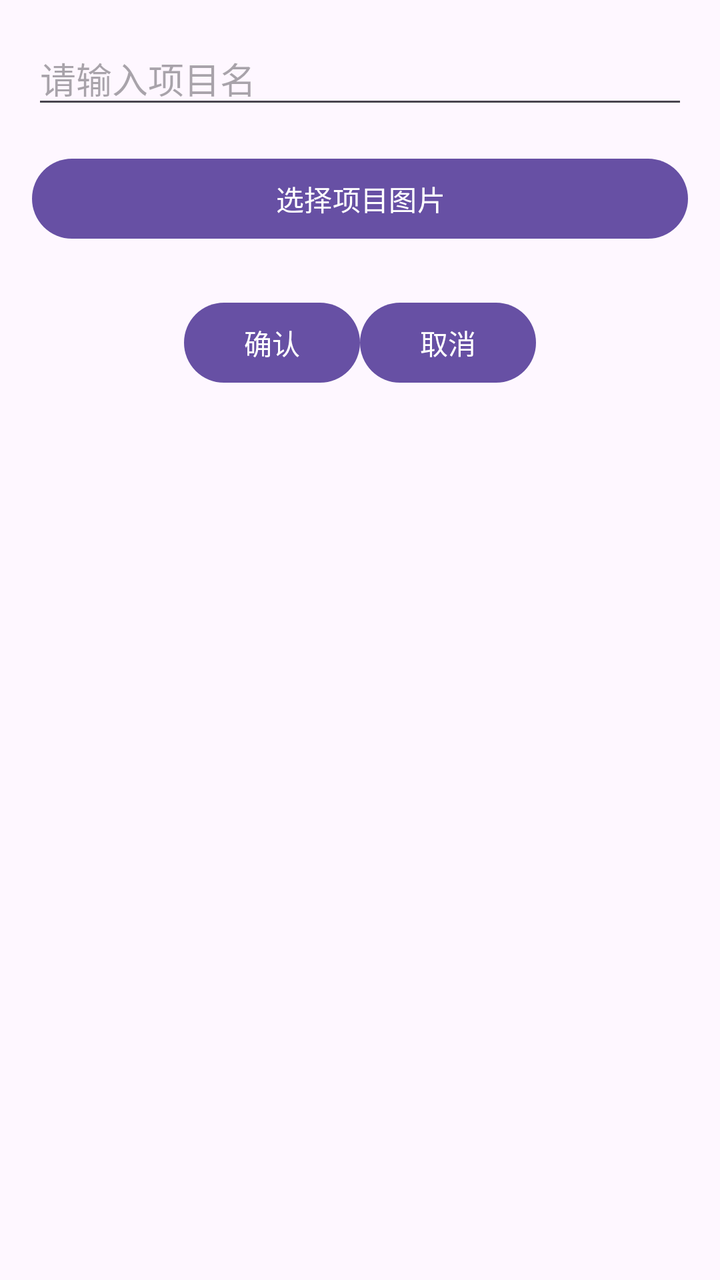
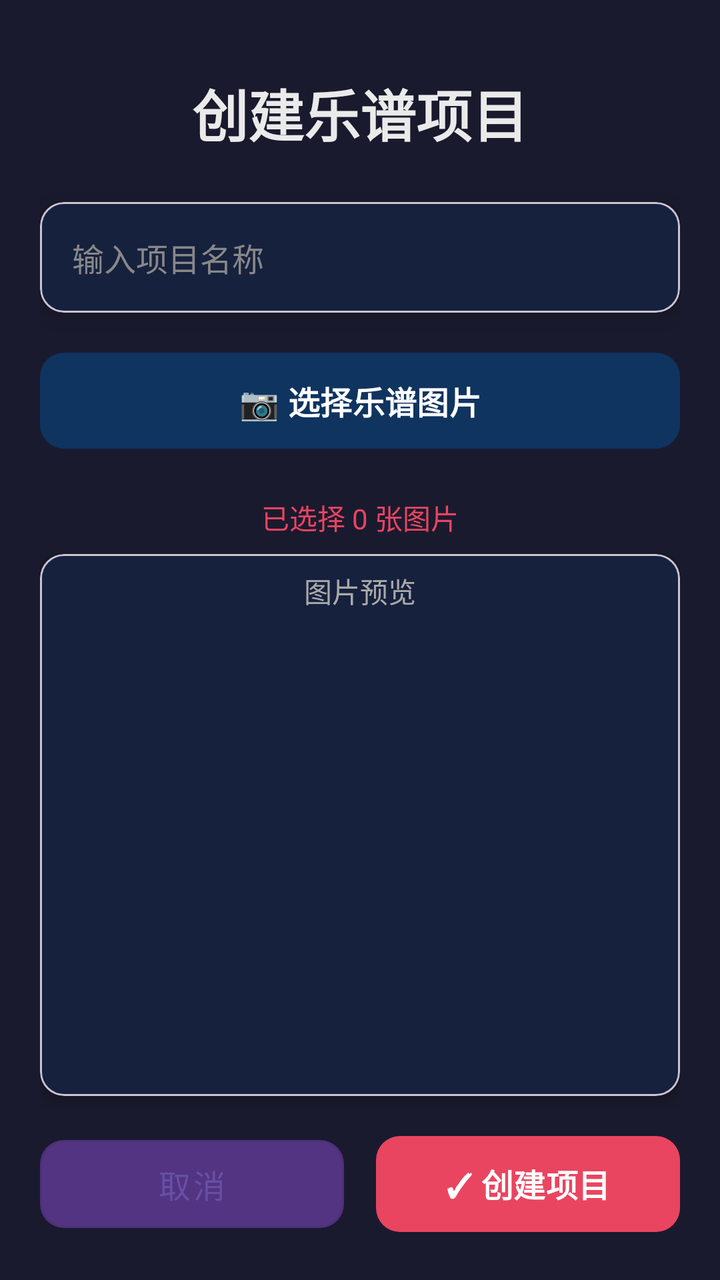

Before-and-after screenshots of an Android layout around one commit, followed by the original layout XML and the change that was made.
<!-- AndroidManifest.xml: application theme Theme.MyApplication -->
<!-- res/layout/activity_create_project.xml -->
<?xml version="1.0" encoding="utf-8"?>
<LinearLayout xmlns:android="http://schemas.android.com/apk/res/android"
    android:layout_width="match_parent"
    android:layout_height="match_parent"
    android:orientation="vertical"
    android:padding="16dp">

    <EditText
        android:id="@+id/et_project_name"
        android:layout_width="match_parent"
        android:layout_height="wrap_content"
        android:hint="@string/project_name_hint"
        android:inputType="text" />

    <Button
        android:id="@+id/btn_select_images"
        android:layout_width="match_parent"
        android:layout_height="wrap_content"
        android:layout_marginTop="16dp"
        android:text="@string/select_images_for_project" />

    <LinearLayout
        android:layout_width="match_parent"
        android:layout_height="wrap_content"
        android:layout_marginTop="24dp"
        android:gravity="center"
        android:orientation="horizontal">

        <Button
            android:id="@+id/btn_confirm"
            android:layout_width="wrap_content"
            android:layout_height="wrap_content"
            android:text="@string/confirm" />

        <Button
            android:id="@+id/btn_cancel"
            android:layout_width="wrap_content"
            android:layout_height="wrap_content"
            android:text="@string/cancel" />
    </LinearLayout>
</LinearLayout>
<!-- resources referenced by this layout -->
<resources>
  <string name="cancel">取消</string>
  <string name="confirm">确认</string>
  <string name="project_name_hint">请输入项目名</string>
  <string name="select_images_for_project">选择项目图片</string>
  <style name="Theme.MyApplication" parent="Base.Theme.MyApplication" />
  <style name="Base.Theme.MyApplication" parent="Theme.Material3.DayNight.NoActionBar">
          
          
      </style>
</resources>

<!-- the commit's change to res/layout/activity_create_project.xml (unified diff, before → after) -->
@@ -1,41 +1,131 @@
 <?xml version="1.0" encoding="utf-8"?>
 <LinearLayout xmlns:android="http://schemas.android.com/apk/res/android"
+    xmlns:app="http://schemas.android.com/apk/res-auto"
     android:layout_width="match_parent"
     android:layout_height="match_parent"
     android:orientation="vertical"
-    android:padding="16dp">
+    android:background="#1A1A2E"
+    android:padding="20dp">
 
-    <EditText
-        android:id="@+id/et_project_name"
+    
+    <TextView
         android:layout_width="match_parent"
         android:layout_height="wrap_content"
-        android:hint="@string/project_name_hint"
-        android:inputType="text" />
+        android:text="创建乐谱项目"
+        android:textSize="28sp"
+        android:textStyle="bold"
+        android:textColor="#EAEAEA"
+        android:gravity="center"
+        android:paddingTop="16dp"
+        android:paddingBottom="24dp" />
 
-    <Button
+    
+    <com.google.android.material.card.MaterialCardView
+        android:layout_width="match_parent"
+        android:layout_height="wrap_content"
+        app:cardBackgroundColor="#16213E"
+        app:cardCornerRadius="12dp"
+        app:cardElevation="8dp"
+        android:layout_marginBottom="16dp">
+
+        <EditText
+            android:id="@+id/et_project_name"
+            android:layout_width="match_parent"
+            android:layout_height="wrap_content"
+            android:hint="输入项目名称"
+            android:textColorHint="#888888"
+            android:textColor="#EAEAEA"
+            android:inputType="text"
+            android:padding="16dp"
+            android:background="@android:color/transparent"
+            android:textSize="16sp" />
+    </com.google.android.material.card.MaterialCardView>
+
+    
+    <com.google.android.material.button.MaterialButton
         android:id="@+id/btn_select_images"
         android:layout_width="match_parent"
+        android:layout_height="56dp"
+        android:text="📷 选择乐谱图片"
+        android:textSize="16sp"
+        android:textStyle="bold"
+        app:backgroundTint="#0F3460"
+        app:cornerRadius="12dp"
+        app:elevation="4dp"
+        android:layout_marginBottom="12dp" />
+
+    
+    <TextView
+        android:id="@+id/tv_selected_count"
+        android:layout_width="match_parent"
         android:layout_height="wrap_content"
-        android:layout_marginTop="16dp"
-        android:text="@string/select_images_for_project" />
+        android:text="已选择 0 张图片"
+        android:textSize="14sp"
+        android:textColor="#E94560"
+        android:gravity="center"
+        android:paddingVertical="8dp" />
 
+    
+    <com.google.android.material.card.MaterialCardView
+        android:layout_width="match_parent"
+        android:layout_height="0dp"
+        android:layout_weight="1"
+        app:cardBackgroundColor="#16213E"
+        app:cardCornerRadius="12dp"
+        app:cardElevation="4dp"
+        android:layout_marginBottom="16dp">
+
+        <LinearLayout
+            android:layout_width="match_parent"
+            android:layout_height="match_parent"
+            android:orientation="vertical"
+            android:padding="8dp">
+
+            <TextView
+                android:layout_width="match_parent"
+                android:layout_height="wrap_content"
+                android:text="图片预览"
+                android:textSize="14sp"
+                android:textColor="#AAAAAA"
+                android:gravity="center"
+                android:paddingBottom="8dp" />
+
+            <androidx.recyclerview.widget.RecyclerView
+                android:id="@+id/rv_selected_images"
+                android:layout_width="match_parent"
+                android:layout_height="match_parent" />
+        </LinearLayout>
+    </com.google.android.material.card.MaterialCardView>
+
+    
     <LinearLayout
         android:layout_width="match_parent"
         android:layout_height="wrap_content"
-        android:layout_marginTop="24dp"
         android:gravity="center"
         android:orientation="horizontal">
 
-        <Button
+        <com.google.android.material.button.MaterialButton
+            android:id="@+id/btn_cancel"
+            android:layout_width="0dp"
+            android:layout_height="56dp"
+            android:layout_weight="1"
+            android:layout_marginEnd="8dp"
+            android:text="取消"
+            android:textSize="16sp"
+            app:backgroundTint="#533483"
+            app:cornerRadius="12dp"
+            style="@style/Widget.MaterialComponents.Button.OutlinedButton" />
+
+        <com.google.android.material.button.MaterialButton
             android:id="@+id/btn_confirm"
-            android:layout_width="wrap_content"
-            android:layout_height="wrap_content"
-            android:text="@string/confirm" />
-
-        <Button
-            android:id="@+id/btn_cancel"
-            android:layout_width="wrap_content"
-            android:layout_height="wrap_content"
-            android:text="@string/cancel" />
+            android:layout_width="0dp"
+            android:layout_height="56dp"
+            android:layout_weight="1"
+            android:layout_marginStart="8dp"
+            android:text="✓ 创建项目"
+            android:textSize="16sp"
+            android:textStyle="bold"
+            app:backgroundTint="#E94560"
+            app:cornerRadius="12dp" />
     </LinearLayout>
 </LinearLayout>
<!-- resource entries referenced after the edit -->
@@ -1,9 +1,5 @@
 <!-- resources referenced by this layout -->
 <resources>
-  <string name="cancel">取消</string>
-  <string name="confirm">确认</string>
-  <string name="project_name_hint">请输入项目名</string>
-  <string name="select_images_for_project">选择项目图片</string>
   <style name="Theme.MyApplication" parent="Base.Theme.MyApplication" />
   <style name="Base.Theme.MyApplication" parent="Theme.Material3.DayNight.NoActionBar">
           
